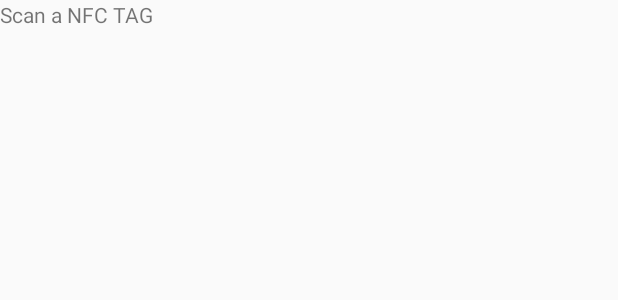
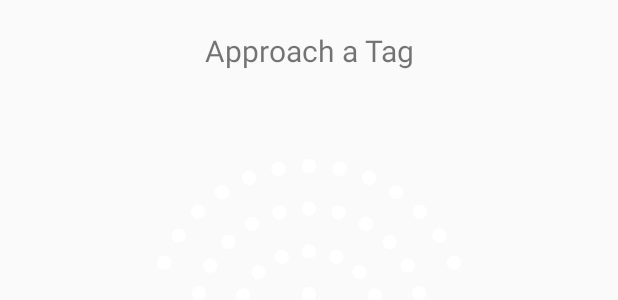
Before and after one commit to yong24s/CS3235-AY1718S1-RetrofitSecureNFC, an Android app: the layout activity_main.xml on its own in the app's theme, with its tools: preview values and no code run, on a phone screen of 412 x 824 dp. Shown: the top 300 px of the screen. Run offline under Robolectric (Android 15) with nearby library versions, the phone set to English and light mode, and no system bars.

Commit message:
Update Android UI

```diff
--- a/AndroidApp/app/src/main/java/com/retrofit/nfc/retrofitsecurenfc/ECDSAVerifier.java
+++ b/AndroidApp/app/src/main/java/com/retrofit/nfc/retrofitsecurenfc/ECDSAVerifier.java
@@ -38,7 +38,7 @@ import android.util.Base64;
 
 public class ECDSAVerifier {
 
-    private static final Pattern domainPattern = Pattern.compile("^(?:(?:http[s]?):\\/)?\\/?(?:[^:\\/\\s]+?\\.)*([^:\\/\\s]+\\.[^:\\/\\s]+)");
+    private static final Pattern domainPattern = Pattern.compile("https?:\\/\\/(?:www\\.)?([-a-zA-Z0-9@:%._\\+~#=]{2,256}\\.[a-z]{2,6}\\b)*(\\/[\\/\\d\\w\\.-]*)*(?:[\\?])*(.+)*");
     private static final Pattern getSigParams = Pattern.compile("sig=(.+)$");
 
     private String domain;
--- a/AndroidApp/app/src/main/res/layout/activity_main.xml
+++ b/AndroidApp/app/src/main/res/layout/activity_main.xml
@@ -5,19 +5,39 @@
     android:layout_width="match_parent"
     android:layout_height="match_parent"
     tools:context="com.retrofit.nfc.retrofitsecurenfc.MainActivity">
+    <LinearLayout xmlns:android="http://schemas.android.com/apk/res/android"
+        android:layout_width="match_parent"
+        android:layout_height="match_parent"
+        android:paddingLeft="16dp"
+        android:paddingRight="16dp"
+        android:orientation="vertical" >
 
-    <!--<TextView-->
-        <!--android:layout_width="wrap_content"-->
-        <!--android:layout_height="wrap_content"-->
-        <!--android:text="Hello World!"-->
-        <!--app:layout_constraintBottom_toBottomOf="parent"-->
-        <!--app:layout_constraintLeft_toLeftOf="parent"-->
-        <!--app:layout_constraintRight_toRightOf="parent"-->
-        <!--app:layout_constraintTop_toTopOf="parent" />-->
+    <TextView
+        android:layout_width="match_parent"
+        android:layout_height="wrap_content"
+        android:gravity="center_horizontal"
+        android:textSize="20sp"
+        android:paddingTop="20sp"
+        android:paddingBottom="20sp"
+        android:text="Approach a Tag"/>
+
+
+        <ImageView
+            android:id="@+id/imageView1"
+            android:layout_width="wrap_content"
+            android:layout_height="400dp"
+            android:gravity="top"
+            android:src="@drawable/nfc_white" />
+
+    <!--android:layout_height="wrap_content"-->
     <TextView
         android:id="@+id/textView_explanation"
-        android:layout_width="wrap_content"
+        android:layout_width="match_parent"
         android:layout_height="wrap_content"
-        android:text="@string/explanation" />
+        android:gravity="bottom"
+        android:paddingTop="4dp"
+        android:paddingBottom="4dp"
+        android:text="@string/explanation"/>
 
+    </LinearLayout>
 </android.support.constraint.ConstraintLayout>
--- a/AndroidApp/app/src/main/res/values/strings.xml
+++ b/AndroidApp/app/src/main/res/values/strings.xml
@@ -1,4 +1,4 @@
 <resources>
     <string name="app_name">RetrofitSecureNFC</string>
-    <string name="explanation">Scan a NFC TAG</string>
+    <string name="explanation"></string>
 </resources>
--- a/ElGamalKeygen/src/main/java/ECC/ecdsaVerifier.java
+++ b/ElGamalKeygen/src/main/java/ECC/ecdsaVerifier.java
@@ -90,7 +90,7 @@ public class ecdsaVerifier {
                     final String url = url_all.substring(0, index);
                     final String sig = url_all.substring(index).replace("?sig=", "");
 
-                    System.out.println("VERIFIABLE? => " + ValidateSignature(url, publicKey, sig));
+                    System.out.println("VERIFIABLE?  " + ValidateSignature(url, publicKey, sig));
                 } else {
                     System.out.println("ERROR url has no signature");
                 }
```
Also changed, not shown: AndroidApp/app/src/main/res/drawable/nfc_white.png (added).
